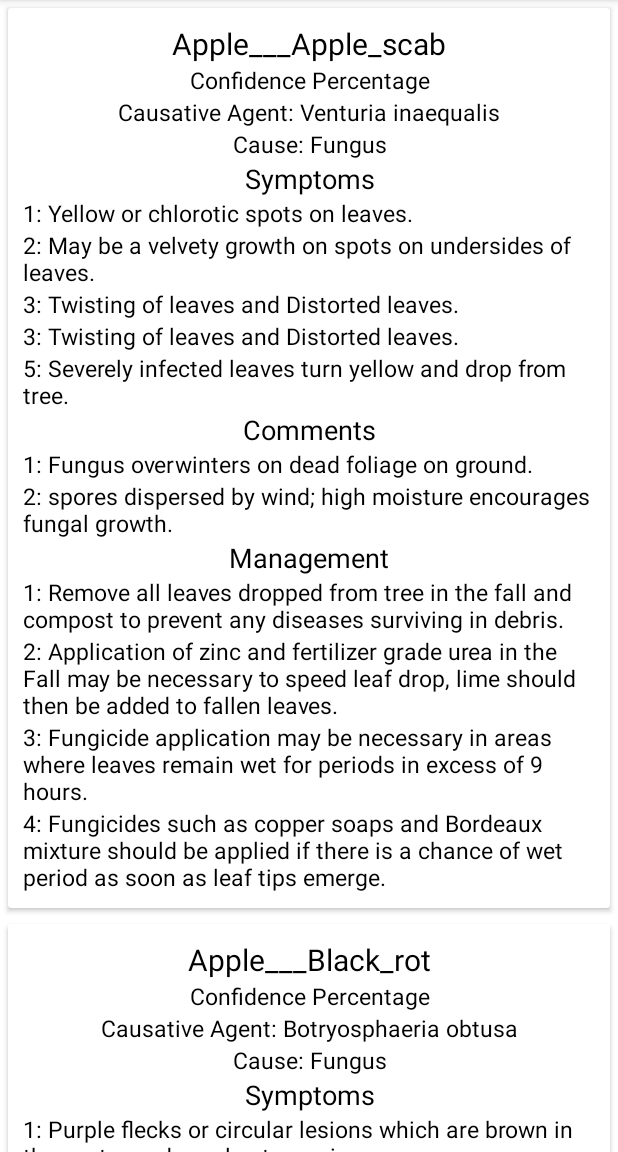
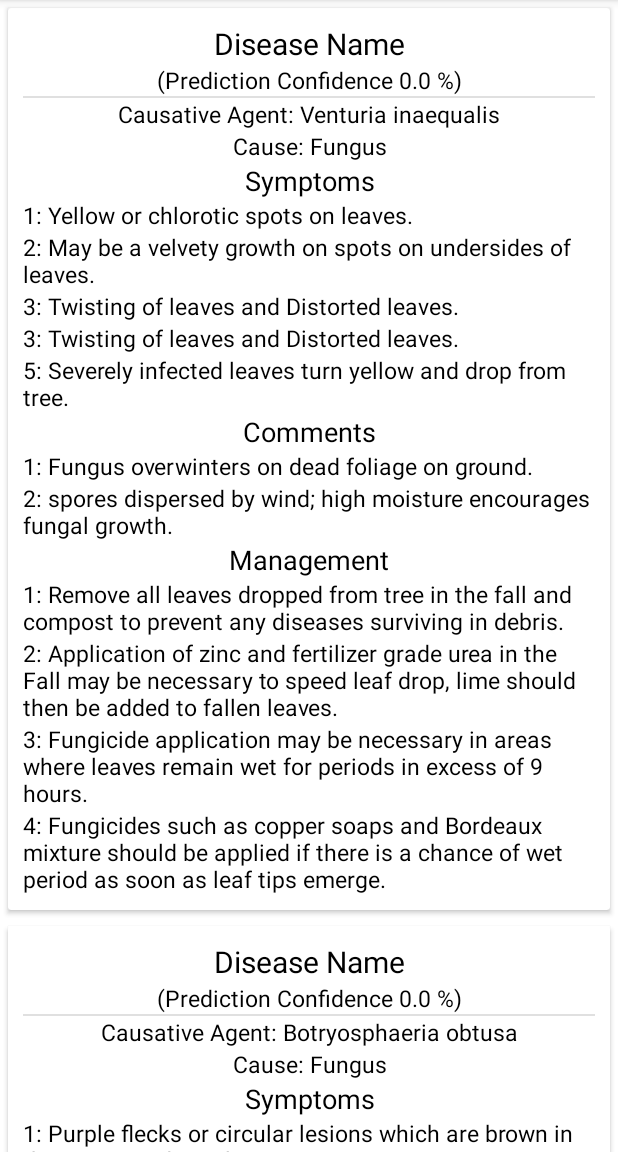
Before and after one commit to lazarusnepal1/AIPPA-ML-Android, an Android app: the screen it shows after launch (DetailsActivity), after a tap on "PREDICT", on a phone screen of 412 x 824 dp, the part 84-1236 px from its top. Run offline under Robolectric (Android 15) with nearby library versions, the phone set to English and light mode, and no system bars; libraries missing offline, so code that uses them is left out: org.tensorflow.lite; 5 statements that could not run were skipped.

```diff
--- a/app/src/main/java/com/lazarus/aippa_theplantdoctorbeta/CustomAdapter.kt
+++ b/app/src/main/java/com/lazarus/aippa_theplantdoctorbeta/CustomAdapter.kt
@@ -1,6 +1,7 @@
 package com.lazarus.aippa_theplantdoctorbeta
 
 import android.content.Context
+import android.util.Log
 import android.view.LayoutInflater
 import android.view.View
 import android.view.ViewGroup
@@ -12,6 +13,8 @@ import org.w3c.dom.Text
 class CustomAdapter(
         private var context: Context,
         private var diseaseNameJSON: ArrayList<String>,
+        private var diseaseNameString: String,
+        private var confPerString: String,
         private var causativeAgentJSON: ArrayList<String>,
         private var causeJSON: ArrayList<String>,
         private var symptoms1JSON: ArrayList<String>,
@@ -36,6 +39,8 @@ RecyclerView.Adapter<CustomAdapter.MyViewHolder>(){
 
     override fun onBindViewHolder(holder: CustomAdapter.MyViewHolder, position: Int) {
         holder.diseaseNameTV.text = diseaseNameJSON[position]
+        holder.diseaseN.text = diseaseNameString
+        holder.confPer.text = confPerString
         holder.causativeAgentTV.text = causativeAgentJSON[position]
         holder.causeTV.text = causeJSON[position]
 
@@ -56,6 +61,8 @@ RecyclerView.Adapter<CustomAdapter.MyViewHolder>(){
         holder.itemView.setOnClickListener(){
             Toast.makeText(context, diseaseNameJSON[position], Toast.LENGTH_SHORT).show()
         }
+//        Log.d("percentage", "confirm: $confPer")
+//        Log.d("percentage", "Disease Name: $diseaseNameString")
     }
 
     override fun getItemCount(): Int {
@@ -64,6 +71,8 @@ RecyclerView.Adapter<CustomAdapter.MyViewHolder>(){
 
     inner class MyViewHolder(itemView: View) : RecyclerView.ViewHolder(itemView){
         var diseaseNameTV: TextView = itemView.findViewById<View>(R.id.tvDiseaseName) as TextView
+        var diseaseN: TextView = itemView.findViewById<View>(R.id.tvDiseaseName) as TextView
+        var confPer: TextView = itemView.findViewById<View>(R.id.tvConfidencePer) as TextView
         var causativeAgentTV: TextView = itemView.findViewById<View>(R.id.tvCausativeAgent) as TextView
         var causeTV: TextView = itemView.findViewById<View>(R.id.tvCause) as TextView
         var symptoms1TV: TextView = itemView.findViewById<View>(R.id.tvSymptoms1) as TextView
--- a/app/src/main/java/com/lazarus/aippa_theplantdoctorbeta/DetailsActivity.kt
+++ b/app/src/main/java/com/lazarus/aippa_theplantdoctorbeta/DetailsActivity.kt
@@ -6,6 +6,7 @@ import android.util.Log
 import androidx.recyclerview.widget.LinearLayoutManager
 import androidx.recyclerview.widget.RecyclerView
 import kotlinx.android.synthetic.main.activity_details.*
+import kotlinx.android.synthetic.main.row.*
 import org.json.JSONException
 import org.json.JSONObject
 import java.io.IOException
@@ -15,6 +16,8 @@ class DetailsActivity : AppCompatActivity() {
 
 //    JSON
     private val jsonFileName = "disease_description.json"
+    var confPerStr: String = String()
+    var diseaseNameStr: String = String()
     var diseaseNameJSON: ArrayList<String> = ArrayList()
     var causativeAgentJSON: ArrayList<String> = ArrayList()
     var causeJSON: ArrayList<String> = ArrayList()
@@ -45,11 +48,13 @@ class DetailsActivity : AppCompatActivity() {
         val bundle = intent.extras
         title = bundle?.getString("titleN", "Title") ?: ""
         diseaseName = bundle?.getString("diseaseName", "Disease Name") ?: ""
-        predictionConfidence = bundle?.getString("prediction_confidence", "Prediction Confidence") ?: ""
+        predictionConfidence = bundle?.getString("prediction_confidence", "Unknown %") ?: ""
 //        pictureCapture = bundle?.getByteArray("pictureCapture")!!
 
-        Log.d("(Activity Details :: predicted Result)", "\n Name: $diseaseName \n Confidence: $predictionConfidence")
-//        diseaseNameTV.text = diseaseName
+//        Log.d("(Activity Details :: predicted Result)", "\n Name: $diseaseName \n Confidence: $predictionConfidence")
+//        tvConfidencePer.text = "Name: $diseaseName Confidence: $predictionConfidence"
+        confPerStr = predictionConfidence
+        diseaseNameStr = diseaseName
 //        diseaseNameTV.text = diseaseName
 //        predictConfidenceTV.text = predictionConfidence
 //        imgCaptureIV.setImageBitmap(pictureCapture)
@@ -88,7 +93,7 @@ class DetailsActivity : AppCompatActivity() {
             e.printStackTrace()
         }
         val customAdapter = CustomAdapter(this@DetailsActivity,
-                diseaseNameJSON, causativeAgentJSON, causeJSON, symptoms1JSON,
+                diseaseNameJSON, diseaseNameStr,  confPerStr, causativeAgentJSON, causeJSON, symptoms1JSON,
         symptoms2JSON, symptoms3JSON, symptoms4JSON, symptoms5JSON, comments1JSON, comments2JSON,
         management1JSON, management2JSON, management3JSON, management4JSON)
         recyclerView.adapter = customAdapter
--- a/app/src/main/java/com/lazarus/aippa_theplantdoctorbeta/MainActivity.kt
+++ b/app/src/main/java/com/lazarus/aippa_theplantdoctorbeta/MainActivity.kt
@@ -46,23 +46,23 @@ class MainActivity : AppCompatActivity() {
             leafImageView.setImageBitmap(mBitmap)
         }
         fab_camera.setOnClickListener{
-            Log.d("camera!", "Camera button was clicked!")
+            Log.d("\n camera!", "Camera button was clicked!\n")
             val callCameraIntent = Intent(MediaStore.ACTION_IMAGE_CAPTURE)
             startActivityForResult(callCameraIntent, mCameraRequestCode)
         }
         fab_gallery.setOnClickListener{
-            Log.d("clicked!", "Gallery button was clicked!")
+            Log.d("\n clicked!", "Gallery button was clicked!\n")
             val callGalleryIntent = Intent(Intent.ACTION_PICK)
             callGalleryIntent.type = "image/*"
             startActivityForResult(callGalleryIntent, mGalleryRequestCode)
         }
         detect_btn.setOnClickListener{
-            Log.d("clicked!", "Detect button was clicked!")
+            Log.d("\n clicked!", "Detect button was clicked!\n")
             val results = mClassifier.recognizeImage(mBitmap).firstOrNull()
 //            predictedTextView.text= "Name: "+results?.title+"\n Confidence: "+confidencePer
 
             val confidencePer = 100* results?.confidence!!
-            Log.d("predicted Result", "Name: " + results.title + "\n Confidence: " + confidencePer + " %")
+            Log.d("predicted Result", "\n Disease Name: " + results.title + "\n Confidence: " + confidencePer + " %")
 
 //            for another activity
 //            Log.d("mBitmap", mBitmap.toString())
@@ -73,7 +73,7 @@ class MainActivity : AppCompatActivity() {
             val intentDetailsActivity = Intent(this, DetailsActivity::class.java).apply{
                 putExtra("titleN", "Prediction Result")
                 putExtra("diseaseName", "Disease Name: "+results.title)
-                putExtra("prediction_confidence", "Prediction $confidencePer % Confidence")
+                putExtra("prediction_confidence", "(Prediction Confidence $confidencePer %)")
 //                putExtra("pictureCapture", bitmapData)
             }
             startActivity(intentDetailsActivity)
--- a/app/src/main/res/layout/row.xml
+++ b/app/src/main/res/layout/row.xml
@@ -27,6 +27,12 @@
             android:textAlignment="center"
             android:textColor="#000"
             android:textSize="15sp" />
+
+        <View
+            android:id="@+id/divider"
+            android:layout_width="match_parent"
+            android:layout_height="1dp"
+            android:background="?android:attr/listDivider" />
 
         <TextView
             android:id="@+id/tvCausativeAgent"
```
